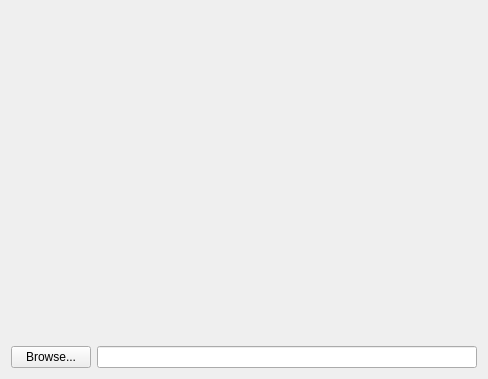
coltoncandy/Image-Generator-Wizard, file ImageWizard/filechooser.ui: the form before one commit.
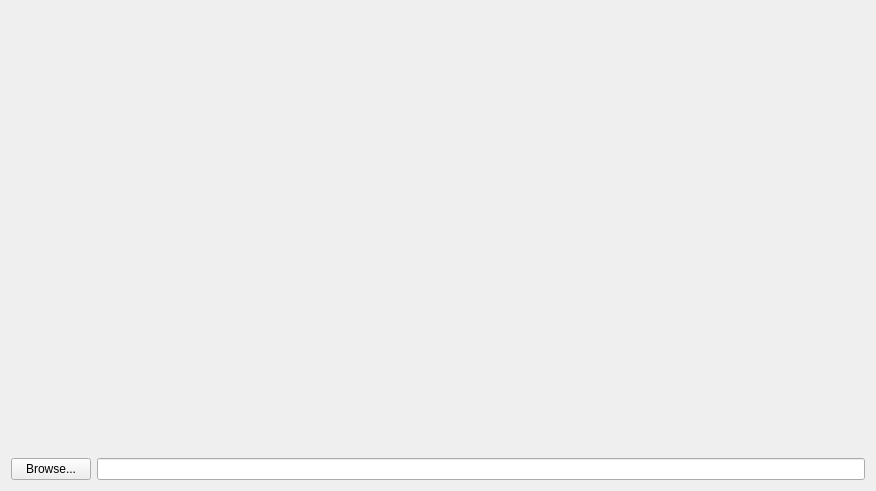
The form after the commit.

Commit message: Made the image resize with the window

Patch:
```diff
--- a/ImageWizard/filechooser.ui
+++ b/ImageWizard/filechooser.ui
@@ -44,6 +44,12 @@
        <verstretch>0</verstretch>
       </sizepolicy>
      </property>
+     <property name="minimumSize">
+      <size>
+       <width>854</width>
+       <height>420</height>
+      </size>
+     </property>
      <property name="layoutDirection">
       <enum>Qt::LeftToRight</enum>
      </property>
```
The commit also changes 2 other files.
